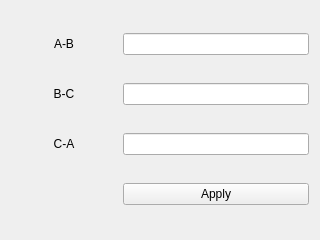
First picture: the form in config.ui, repository Chien-Mu/CyberMaps, before the edit.
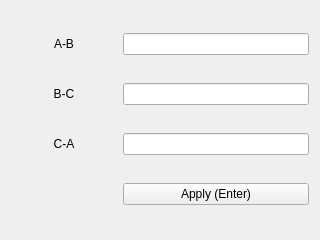
Second picture: the form after the edit.

Commit message: 取消 QPointF 解決log問題、ui tab 順序調整

What changed in the file:
```diff
--- a/config.ui
+++ b/config.ui
@@ -17,7 +17,7 @@
    <item row="3" column="2">
     <widget class="QPushButton" name="btn_apply">
      <property name="text">
-      <string>Apply</string>
+      <string>Apply (Enter)</string>
      </property>
     </widget>
    </item>
```
Left out of the diff: 18 changed lines with no effect on the pictures. The commit also changes 2 other files.
